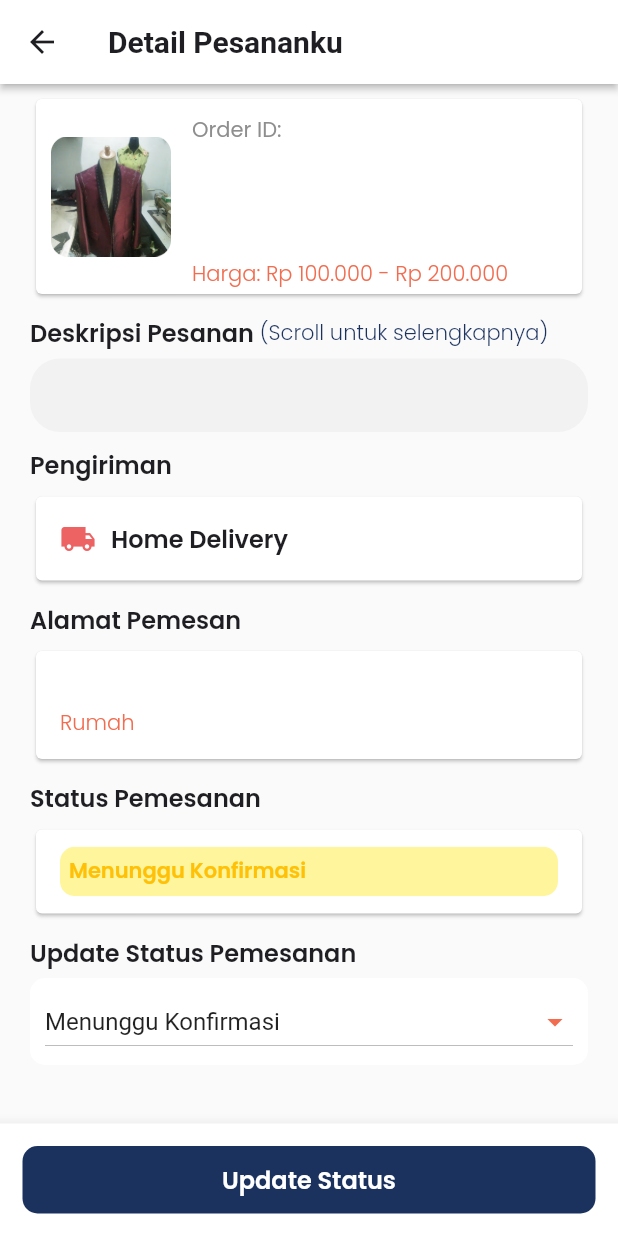
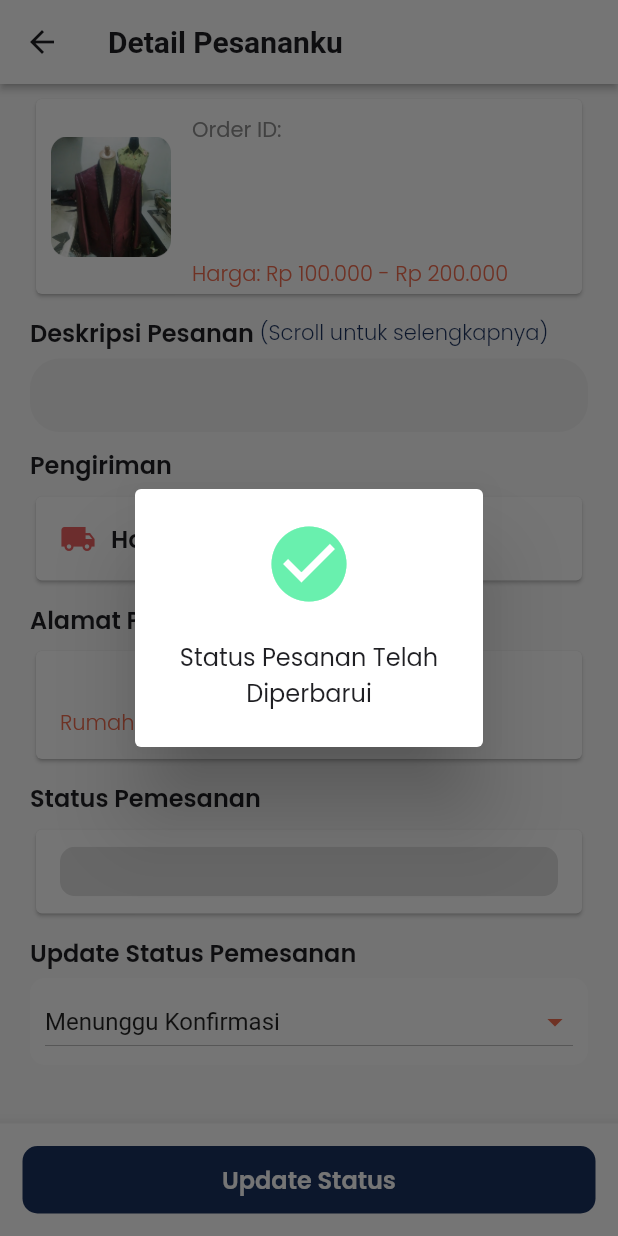
Before and after one commit to notsatria/jaheet, a Flutter app: the SellerOrderDetailScreen screen opened directly with empty values, after a tap on "Update Status", on a phone screen of 412 x 824 dp. Run offline on Flutter 3.47's test engine with Material 2 defaults, Android fonts, the phone set to English and light mode, and no system bars; our stand-ins replace animated_bottom_navigation_bar, cloud_firestore, firebase_auth, firebase_core, firebase_storage, flutter_svg and 8 more; accounts and stored records are empty.

Commit message:
Added order status update from seller

```diff
--- a/lib/screens/seller/order/seller_order_detail_screen.dart
+++ b/lib/screens/seller/order/seller_order_detail_screen.dart
@@ -1,4 +1,8 @@
+import 'dart:async';
+
+import 'package:cloud_firestore/cloud_firestore.dart';
 import 'package:flutter/material.dart';
+import 'package:jahitin/screens/seller/order/seller_order_screen.dart';
 
 import '../../../constant/theme.dart';
 
@@ -22,6 +26,21 @@ const List<String> statusOptions = [
 
 class _SellerOrderDetailScreenState extends State<SellerOrderDetailScreen> {
   String selectedStatus = statusOptions.first;
+  CollectionReference orders = FirebaseFirestore.instance.collection('orders');
+
+  Future<void> updateOrderStatus() async {
+    await orders
+        .where('orderid', isEqualTo: widget.orderData['orderid'])
+        .get()
+        .then((value) {
+      for (var element in value.docs) {
+        orders.doc(element.id).update({
+          'order_status': selectedStatus,
+        });
+      }
+    });
+  }
+
   @override
   Widget build(BuildContext context) {
     PreferredSizeWidget appBar() {
@@ -212,9 +231,9 @@ class _SellerOrderDetailScreenState extends State<SellerOrderDetailScreen> {
           Card(
             child: ListTile(
               title: Text(
-                widget.orderData['alamat'],
+                widget.orderData['alamat_pemesan']['additionalDetail'],
                 style: primaryTextStyle.copyWith(
-                  fontWeight: semiBold,
+                  fontWeight: reguler,
                   fontSize: 16,
                 ),
               ),
@@ -232,14 +251,38 @@ class _SellerOrderDetailScreenState extends State<SellerOrderDetailScreen> {
     }
 
     Widget statusPemesanan() {
+      Color statusColor =
+          Colors.grey.shade300; // Default color for "Menunggu Konfirmasi"
+
+      switch (widget.orderData['order_status']) {
+        case 'Menunggu Konfirmasi':
+          statusColor = Colors.grey.shade300;
+          break;
+        case 'Diproses':
+          statusColor = Colors.amber.shade200;
+          break;
+        case 'Menunggu Pembayaran':
+          statusColor = Colors.orange.shade300;
+          break;
+        case 'Dikirim':
+          statusColor = Colors.blue.shade300;
+          break;
+        case 'Selesai':
+          statusColor = Colors.green.shade200;
+          break;
+        default:
+          statusColor = Colors.grey.shade300;
+      }
       return Column(
         crossAxisAlignment: CrossAxisAlignment.start,
         children: [
           const SizedBox(height: 10),
           Text(
             'Status Pemesanan',
-            style:
-                primaryTextStyle.copyWith(fontWeight: semiBold, fontSize: 16),
+            style: primaryTextStyle.copyWith(
+              fontWeight: semiBold,
+              fontSize: 16,
+            ),
           ),
           const SizedBox(height: 5),
           Card(
@@ -248,15 +291,15 @@ class _SellerOrderDetailScreenState extends State<SellerOrderDetailScreen> {
                 child: Container(
                   padding: const EdgeInsets.all(6.0),
                   decoration: BoxDecoration(
-                    color: Colors.yellow.shade200,
+                    color: statusColor,
                     borderRadius: BorderRadius.circular(10),
                   ),
                   child: Text(
-                    selectedStatus,
+                    widget.orderData['order_status'],
                     style: primaryTextStyle.copyWith(
                       fontWeight: semiBold,
                       fontSize: 14,
-                      color: Colors.amber,
+                      color: Colors.black45,
                     ),
                   ),
                 ),
@@ -317,7 +360,64 @@ class _SellerOrderDetailScreenState extends State<SellerOrderDetailScreen> {
         height: 45,
         child: InkWell(
           onTap: () {
-            //
+            // Update the status of the order
+            try {
+              updateOrderStatus();
+            } catch (e) {
+              showDialog(
+                  context: context,
+                  builder: (context) {
+                    return AlertDialog(
+                      title: const Text('Error'),
+                      content: Text(e.toString()),
+                      actions: [
+                        TextButton(
+                          onPressed: () {
+                            Navigator.pop(context);
+                          },
+                          child: const Text('OK'),
+                        ),
+                      ],
+                    );
+                  });
+            } finally {
+              showDialog(
+                context: context,
+                builder: (BuildContext context) {
+                  return AlertDialog(
+                    insetPadding: const EdgeInsets.all(90),
+                    content: SizedBox(
+                      height: 128,
+                      child: Column(
+                        crossAxisAlignment: CrossAxisAlignment.center,
+                        mainAxisAlignment: MainAxisAlignment.center,
+                        children: [
+                          const Icon(
+                            Icons.check_circle,
+                            size: 60,
+                            color: Colors.greenAccent,
+                          ),
+                          const SizedBox(
+                            height: 20,
+                          ),
+                          Text(
+                            'Status Pesanan Telah Diperbarui',
+                            style: primaryTextStyle,
+                            textAlign: TextAlign.center,
+                          )
+                        ],
+                      ),
+                    ),
+                  );
+                },
+              );
+              Timer(const Duration(seconds: 3), () {
+                Navigator.pushReplacementNamed(
+                  context,
+                  SellerOrderScreen.routeName,
+                );
+              });
+            }
           },
           child: Container(
             padding: const EdgeInsets.all(10),
@@ -326,13 +426,14 @@ class _SellerOrderDetailScreenState extends State<SellerOrderDetailScreen> {
               borderRadius: BorderRadius.circular(10),
             ),
             child: Center(
-                child: Text(
-              'Update Status',
-              style: whiteTextStyle.copyWith(
-                fontSize: 16,
-                fontWeight: semiBold,
+              child: Text(
+                'Update Status',
+                style: whiteTextStyle.copyWith(
+                  fontSize: 16,
+                  fontWeight: semiBold,
+                ),
               ),
-            )),
+            ),
           ),
         ),
       );
--- a/lib/screens/seller/products/add_product_screen.dart
+++ b/lib/screens/seller/products/add_product_screen.dart
@@ -215,7 +215,7 @@ class _AddProductScreenState extends State<AddProductScreen> {
 
     Widget submitButton() {
       return Container(
-        margin: const EdgeInsets.only(top: 20),
+        margin: const EdgeInsets.all(20),
         height: 50,
         width: double.infinity,
         child: TextButton(
@@ -298,6 +298,9 @@ class _AddProductScreenState extends State<AddProductScreen> {
 
     return SafeArea(
       child: Scaffold(
+        bottomNavigationBar: BottomAppBar(
+          child: submitButton(),
+        ),
         appBar: appBar(),
         resizeToAvoidBottomInset: false,
         body: Container(
@@ -315,7 +318,6 @@ class _AddProductScreenState extends State<AddProductScreen> {
               galeriText(),
               const SizedBox(height: 10),
               imagePicker(),
-              submitButton(),
             ],
           ),
         ),
```
Also changed, not shown: lib/main.dart (+5 -6 lines), lib/screens/seller/order/seller_order_screen.dart (+27 -3 lines).
